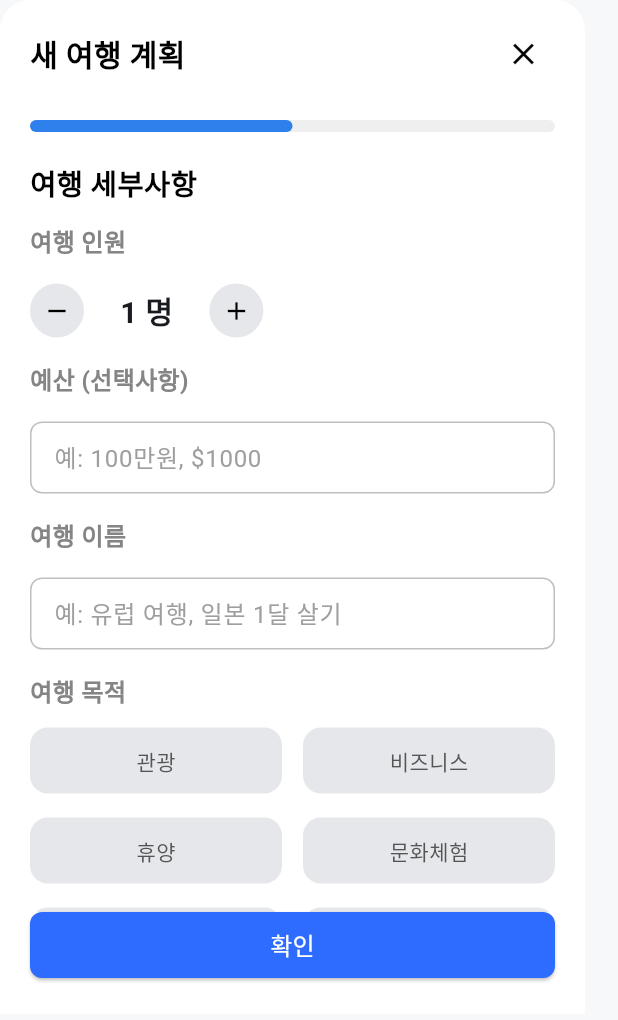
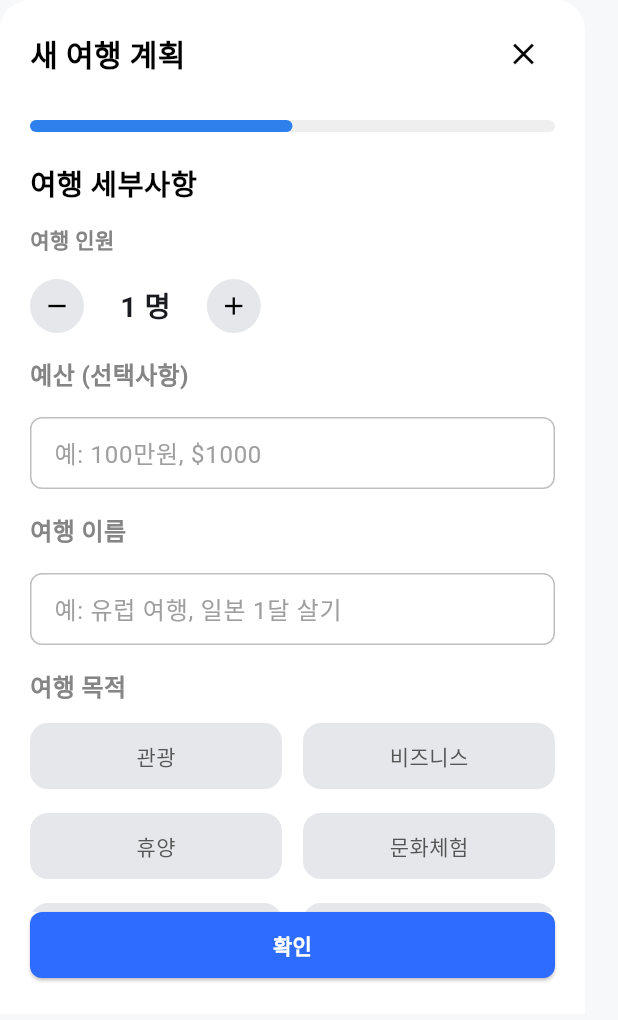
Before and after one commit to hsuCarkeeper/Frontend, a Flutter app: the AddTripModal2 widget shown alone on an empty page, opened directly, on a phone screen of 412 x 824 dp. Shown: the top 1020 px of the screen. Run offline on Flutter 3.47's test engine with Material 3 defaults, Android fonts, the phone set to English and light mode, and no system bars; our stand-ins replace cloud_firestore, firebase_auth, firebase_core, go_router; accounts and stored records are empty; Roboto replaces fonts that are missing (Pretendard).

Commit message:
feat: fontweigth 볼드-> w700설정

```diff
--- a/lib/screens/calendar/widgets/add_trip_modal2.dart
+++ b/lib/screens/calendar/widgets/add_trip_modal2.dart
@@ -59,7 +59,7 @@ class _AddTripModal2State extends State<AddTripModal2> {
                   '새 여행 계획',
                   style: TextStyle(
                     fontSize: 20,
-                    fontWeight: FontWeight.bold,
+                    fontWeight: FontWeight.w700,
                     color: Color(0xFF000000),
                   ),
                 ),
@@ -96,7 +96,7 @@ class _AddTripModal2State extends State<AddTripModal2> {
                       '여행 세부사항',
                       style: TextStyle(
                         fontSize: 19,
-                        fontWeight: FontWeight.bold,
+                        fontWeight: FontWeight.w700,
                         color: Color(0xFF000000),
                       ),
                     ),
@@ -106,8 +106,8 @@ class _AddTripModal2State extends State<AddTripModal2> {
                     const Text(
                       '여행 인원',
                       style: TextStyle(
-                        fontSize: 16,
-                        fontWeight: FontWeight.bold,
+                        fontSize: 14,
+                        fontWeight: FontWeight.w700,
                         color: Color(0xFF858585),
                       ),
                     ),
@@ -124,8 +124,8 @@ class _AddTripModal2State extends State<AddTripModal2> {
                         Text(
                           '$people 명',
                           style: const TextStyle(
-                            fontSize: 20,
-                            fontWeight: FontWeight.bold,
+                            fontSize: 19,
+                            fontWeight: FontWeight.w700,
                           ),
                         ),
                         const SizedBox(width: 24),
@@ -142,7 +142,7 @@ class _AddTripModal2State extends State<AddTripModal2> {
                       '예산 (선택사항)',
                       style: TextStyle(
                         fontSize: 16,
-                        fontWeight: FontWeight.bold,
+                        fontWeight: FontWeight.w700,
                         color: Color(0xFF858585),
                       ),
                     ),
@@ -160,7 +160,7 @@ class _AddTripModal2State extends State<AddTripModal2> {
                       '여행 이름',
                       style: TextStyle(
                         fontSize: 16,
-                        fontWeight: FontWeight.bold,
+                        fontWeight: FontWeight.w700,
                         color: Color(0xFF858585),
                       ),
                     ),
@@ -178,7 +178,7 @@ class _AddTripModal2State extends State<AddTripModal2> {
                       '여행 목적',
                       style: TextStyle(
                         fontSize: 16,
-                        fontWeight: FontWeight.bold,
+                        fontWeight: FontWeight.w700,
                         color: Color(0xFF858585),
                       ),
                     ),
@@ -213,7 +213,7 @@ class _AddTripModal2State extends State<AddTripModal2> {
                     ),
 
 
-                    const SizedBox(height: 100),
+                    const SizedBox(height: 16), //밑에서 16까지 스크롤 가능
                   ],
                 ),
               ),
@@ -239,7 +239,9 @@ class _AddTripModal2State extends State<AddTripModal2> {
                 ),
                 child: const Text(
                   '확인',
-                  style: TextStyle(fontSize: 16),
+                  style: TextStyle(fontSize: 14,
+                    fontWeight: FontWeight.w600,),
+
                 ),
               ),
             ),
```
